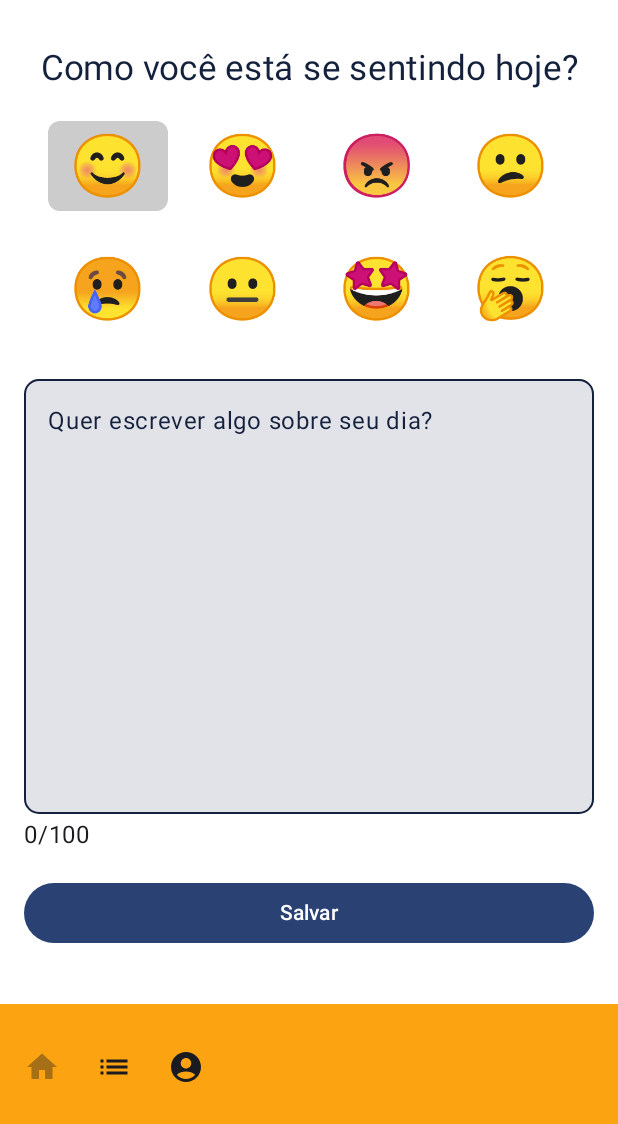
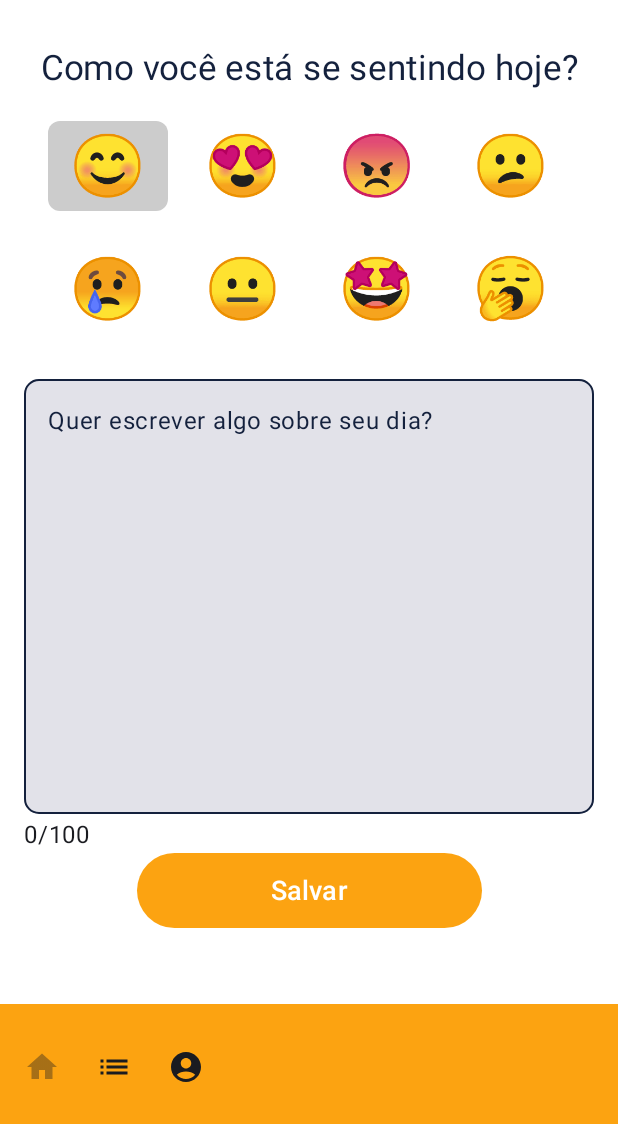
Before and after one commit to SouLuigi/MoodLog, an Android app built with Jetpack Compose: the screen it shows after launch (MainActivity), after a tap on an icon or button, on a phone screen of 412 x 824 dp, the part 112-1236 px from its top. Run offline under Robolectric (Android 15) with nearby library versions, the phone set to English and light mode, and no system bars.

Commit message:
Button implementado

```diff
--- a/app/src/main/java/com/example/moodlog/components/ButtonSave.kt
+++ b/app/src/main/java/com/example/moodlog/components/ButtonSave.kt
@@ -1,25 +1,32 @@
 package com.example.moodlog.components
 
-import androidx.compose.foundation.layout.fillMaxWidth
-import androidx.compose.foundation.layout.padding
 import androidx.compose.material3.Button
+import androidx.compose.material3.ButtonDefaults
 import androidx.compose.material3.Text
 import androidx.compose.runtime.Composable
 import androidx.compose.ui.Modifier
-import androidx.compose.ui.unit.dp
+import androidx.compose.ui.unit.sp
+import com.example.moodlog.ui.theme.White_My
+import com.example.moodlog.ui.theme.Yellow_My
 
 @Composable
 fun ButtonSave(
+    onClick: () -> Unit,
+    modifier: Modifier,
+    text: String
 
 ){
     Button(
-        modifier = Modifier
-            .fillMaxWidth()
-            .padding(16.dp),
-        onClick = {}
+        onClick = onClick,
+        modifier,
+        colors = ButtonDefaults.buttonColors(
+            containerColor = Yellow_My,
+            contentColor = White_My
+        )
     ) {
         Text(
-            text = "Salvar"
+            text = text,
+            fontSize = 18.sp
         )
     }
 }
--- a/app/src/main/java/com/example/moodlog/view/MoodScreen.kt
+++ b/app/src/main/java/com/example/moodlog/view/MoodScreen.kt
@@ -3,10 +3,12 @@ package com.example.moodlog.view
 import android.annotation.SuppressLint
 import androidx.compose.foundation.background
 import androidx.compose.foundation.layout.Column
+import androidx.compose.foundation.layout.Spacer
 import androidx.compose.foundation.layout.fillMaxHeight
 import androidx.compose.foundation.layout.fillMaxWidth
 import androidx.compose.foundation.layout.height
 import androidx.compose.foundation.layout.padding
+import androidx.compose.foundation.layout.width
 import androidx.compose.material3.ExperimentalMaterial3Api
 import androidx.compose.material3.Text
 import androidx.compose.runtime.Composable
@@ -14,6 +16,7 @@ import androidx.compose.runtime.getValue
 import androidx.compose.runtime.mutableStateOf
 import androidx.compose.runtime.remember
 import androidx.compose.runtime.setValue
+import androidx.compose.ui.Alignment
 import androidx.compose.ui.Modifier
 import androidx.compose.ui.text.input.KeyboardType
 import androidx.compose.ui.text.style.TextAlign
@@ -103,7 +106,15 @@ fun MoodScreen(
                 .fillMaxWidth()
                 .padding(16.dp, 0.dp, 16.dp, 0.dp),
         )
-        ButtonSave()
+        ButtonSave(
+            onClick = { navController.navigate("home") },
+            modifier = Modifier
+                .width(262.dp)
+                .height(50.dp)
+                .padding(16.dp, 0.dp, 16.dp, 0.dp)
+                .align(Alignment.CenterHorizontally),
+            text = "Salvar"
+        )
     }
 }
 
```
